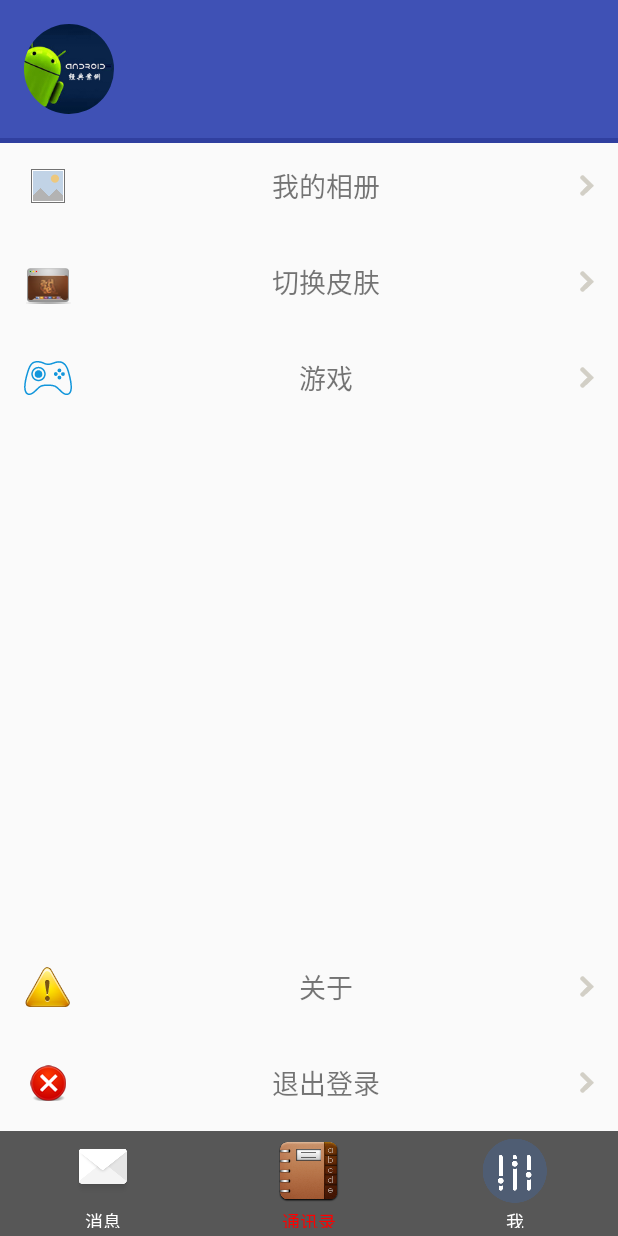
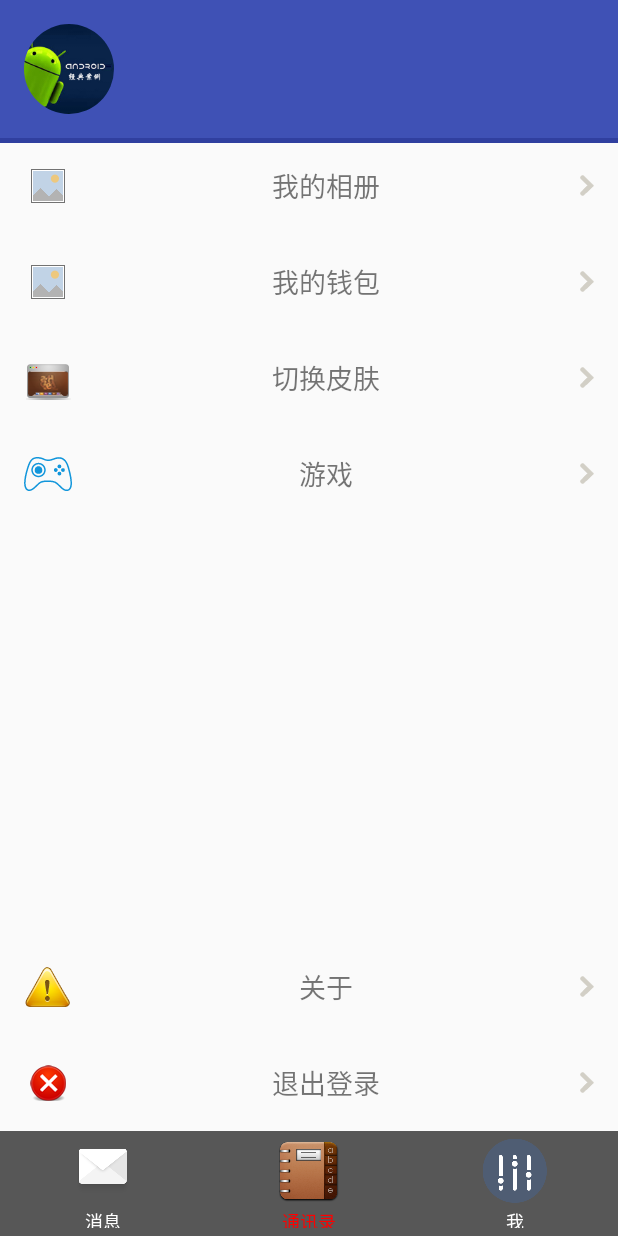
Before and after one commit to duguqingshui/Practice2, an Android app: the fragment MenuFragment placed in its activity, on a phone screen of 412 x 824 dp. Run offline under Robolectric (Android 15) with nearby library versions, the light colour scheme and no system bars; our stand-ins replace ButterKnife; libraries missing offline, so code that uses them is left out: com.makeramen.roundedimageview; plain views replace RoundedImageView; 6 statements that could not run were skipped.

Commit message:
1。添加我的钱包页面（仅仅做个样子 模板仿QQ） 跳转

```diff
--- a/app/src/main/java/com/example/practice/app/home/MenuFragment.java
+++ b/app/src/main/java/com/example/practice/app/home/MenuFragment.java
@@ -17,6 +17,7 @@ import com.example.practice.app.menu.about.AboutActivity;
 import com.example.practice.app.menu.game.GameActivity;
 import com.example.practice.app.menu.game.luckypan.LuckpanActivity;
 import com.example.practice.app.menu.game.wuziqi.WuziqiActivity;
+import com.example.practice.app.menu.wallet.WalletActivity;
 import com.example.practice.utils.Constant;
 import com.example.practice.utils.SpUtils;
 import com.example.practice.view.MCIntent;
@@ -37,6 +38,7 @@ public class MenuFragment extends Fragment implements View.OnClickListener{
     TextView my_album;
     TextView exchange_skin;
     TextView my_expression;
+    TextView my_wallet;
     TextView aboutButton;
     TextView exitButton;
     TextView my_game;
@@ -62,9 +64,11 @@ public class MenuFragment extends Fragment implements View.OnClickListener{
         aboutButton=(TextView)view.findViewById(R.id.aboutButton);
         exitButton=(TextView)view.findViewById(R.id.exitButton);
         my_game=(TextView)view.findViewById(R.id.my_game);
+        my_wallet=(TextView)view.findViewById(R.id.my_wallet);
         Personalizedsignature.setText(usre_sign);
         ri_user_image.setImageResource(user_img);
         tv_username.setText(user_name);
+        my_wallet.setOnClickListener(this);
         my_game.setOnClickListener(this);
          my_album.setOnClickListener(this);
          exchange_skin.setOnClickListener(this);
@@ -82,6 +86,9 @@ public class MenuFragment extends Fragment implements View.OnClickListener{
             case R.id.exchange_skin:
                 MCIntent.sendIntentFromAnimLeft(getActivity(), ExchangeSkinActicity.class);
                 break;
+            case R.id.my_wallet:
+                MCIntent.sendIntentFromAnimLeft(getActivity(), WalletActivity.class);
+
             case R.id.my_game:
                 MCIntent.sendIntentFromAnimLeft(getActivity(), GameActivity.class);
                 break;
--- a/app/src/main/res/layout/fragment_menu.xml
+++ b/app/src/main/res/layout/fragment_menu.xml
@@ -91,6 +91,18 @@
                 android:background="@color/transparent"
                 />
             <TextView
+                android:id="@+id/my_wallet"
+                android:layout_width="match_parent"
+                android:layout_height="wrap_content"
+                android:drawableLeft="@drawable/picture"
+                android:drawableRight="@drawable/setting_arrow"
+                android:gravity="center"
+                android:padding="@dimen/margin_boundary"
+                android:textSize="@dimen/size18"
+                android:text="@string/my_wallet"
+                android:background="@color/transparent"
+                />
+            <TextView
                 android:id="@+id/exchange_skin"
                 android:layout_width="match_parent"
                 android:layout_height="wrap_content"
```
